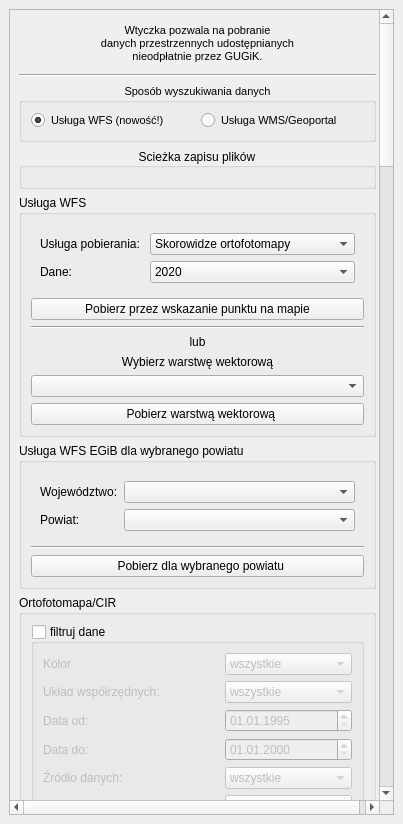
envirosolutionspl/pobieracz_danych_gugik, file pobieracz_danych_gugik_base.ui: the form before one commit.
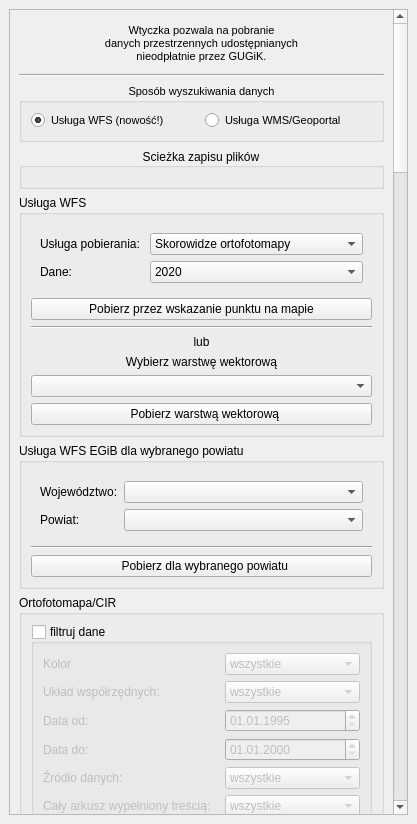
The form after the commit. Icons and pictures are not drawn. Custom widgets are drawn as their Qt base class.

```diff
--- a/pobieracz_danych_gugik_base.ui
+++ b/pobieracz_danych_gugik_base.ui
@@ -6,7 +6,7 @@
    <rect>
     <x>0</x>
     <y>0</y>
-    <width>403</width>
+    <width>417</width>
     <height>824</height>
    </rect>
   </property>
@@ -25,7 +25,7 @@
         <rect>
          <x>0</x>
          <y>0</y>
-         <width>389</width>
+         <width>403</width>
          <height>794</height>
         </rect>
        </property>
```
Left out of the diff: 136 changed lines with no effect on the pictures.
